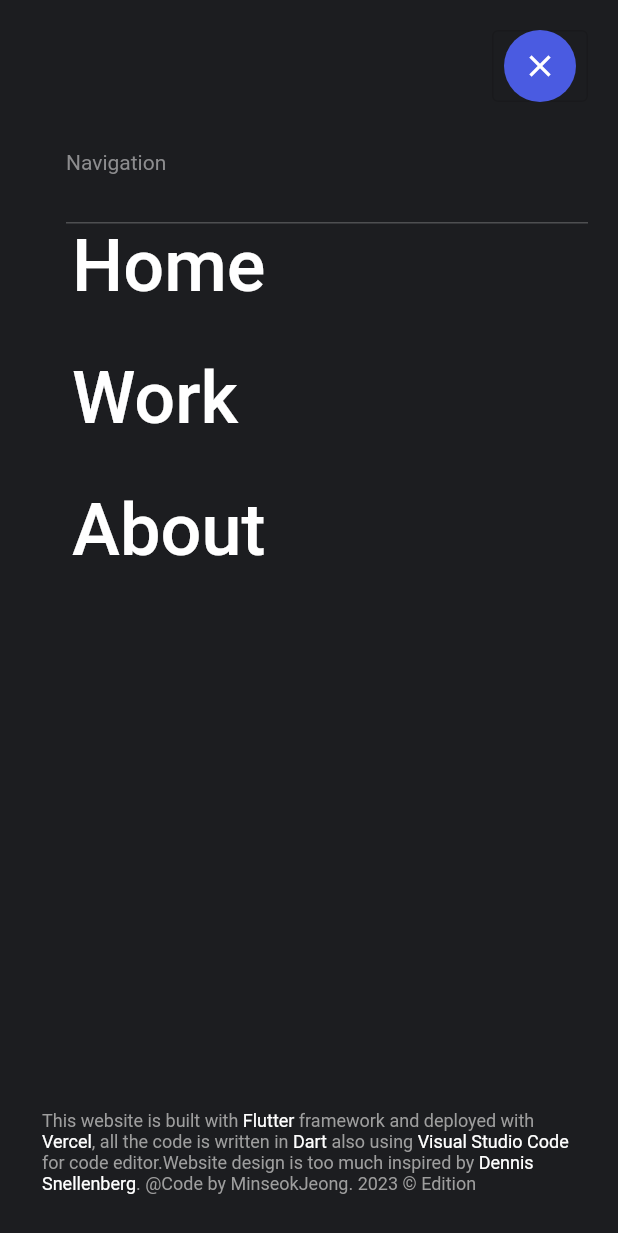
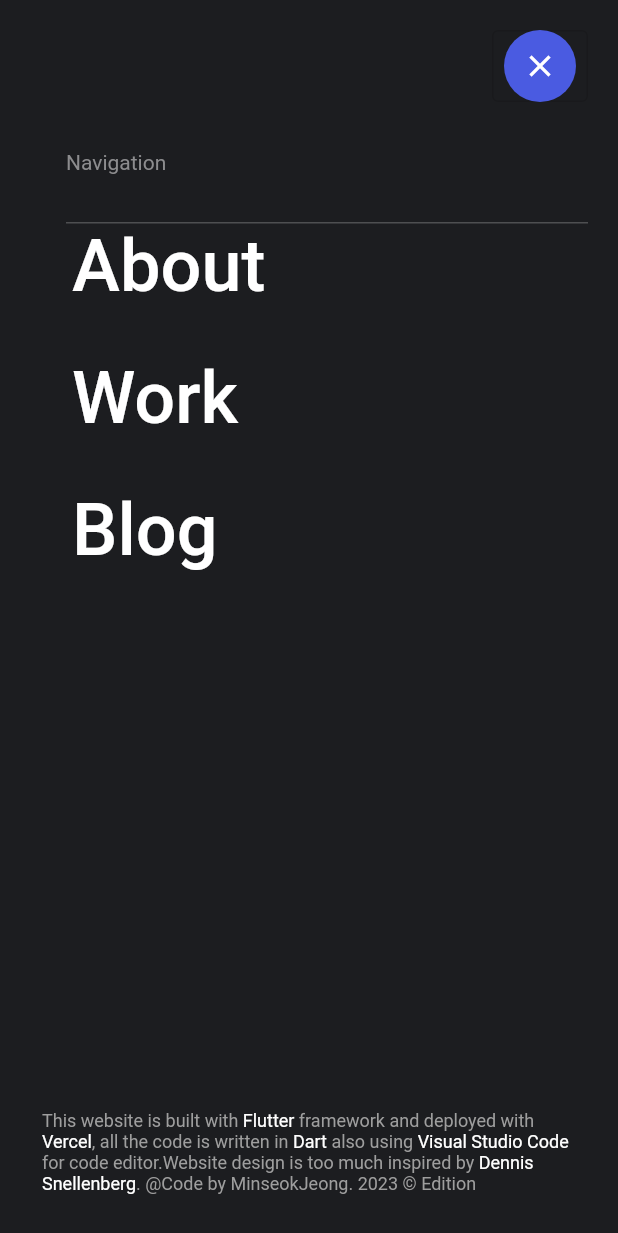
Before and after one commit to MinseokJeong/mj_personal_website, a Flutter app: the AboutPage screen opened directly, after a tap on the "menu" icon, on a phone screen of 412 x 824 dp. Shown: the top 1233 px of the screen. Run offline on Flutter 3.47's test engine with Material 2 defaults, Android fonts, the phone set to English and light mode, and no system bars; our stand-ins replace auto_size_text, flutter_svg, hexcolor; Roboto replaces fonts that are missing (MaruBuri).

Commit message:
Remove home button, and the add the blog menu button in top header and menu page.

```diff
--- a/lib/page/about_page.dart
+++ b/lib/page/about_page.dart
@@ -584,26 +584,6 @@ class _AboutPageState extends State<AboutPage>
                 size: 30,
               ),
             ),
-            const SizedBox(
-              width: 16,
-            ),
-            TextButton(
-              onPressed: () {
-                if (_blogSpotUrl.isNotEmpty) {
-                  launchUrlString(_blogSpotUrl);
-                }
-              },
-              style: TextButton.styleFrom(
-                padding: EdgeInsets.zero,
-                minimumSize: Size.zero,
-              ),
-              child: SvgPicture.asset(
-                'assets/blogspot_icon.svg',
-                color: iconColor,
-                width: 30,
-                height: 30,
-              ),
-            ),
           ],
         ),
       ],
--- a/lib/page/menu_page.dart
+++ b/lib/page/menu_page.dart
@@ -1,5 +1,6 @@
 import 'package:flutter/material.dart';
 import 'package:mj_portfolio_web/widget/footer_widget.dart';
+import 'package:url_launcher/url_launcher_string.dart';
 import '../model/route_name.dart' as rn;
 
 class MenuPage extends StatelessWidget {
@@ -67,10 +68,10 @@ class MenuPage extends StatelessWidget {
               ),
             ),
             _CustomRowTextButton(
-              text: 'Home',
+              text: 'About',
               onPressed: () {
                 Navigator.pushNamedAndRemoveUntil(
-                    context, rn.homePage, (_) => false);
+                    context, rn.aboutPage, (_) => false);
               },
             ),
             const SizedBox(
@@ -87,10 +88,9 @@ class MenuPage extends StatelessWidget {
               height: 32,
             ),
             _CustomRowTextButton(
-              text: 'About',
+              text: 'Blog',
               onPressed: () {
-                Navigator.pushNamedAndRemoveUntil(
-                    context, rn.aboutPage, (_) => false);
+                launchUrlString('https://minseokjeong.github.io');
               },
             ),
             const Expanded(child: SizedBox.shrink()),
@@ -106,8 +106,7 @@ class MenuPage extends StatelessWidget {
 }
 
 class _CustomRowTextButton extends StatefulWidget {
-  _CustomRowTextButton(
-      {required this.text, required this.onPressed});
+  _CustomRowTextButton({required this.text, required this.onPressed});
 
   void Function() onPressed;
   String text;
--- a/lib/page/splash_page.dart
+++ b/lib/page/splash_page.dart
@@ -146,7 +146,7 @@ class _SplashPageState extends State<SplashPage> with TickerProviderStateMixin {
 
                       return SvgPicture.asset(
                         currentHelloTextSvgFilePath,
-                        height: max(windowSize.width * 0.06, 24),
+                        height: max(windowSize.width * 0.06, 24.0),
                         fit: BoxFit.fitHeight,
                       );
                     },
--- a/lib/widget/top_header_widget.dart
+++ b/lib/widget/top_header_widget.dart
@@ -4,6 +4,7 @@ import 'package:mj_portfolio_web/page/menu_page.dart';
 import 'package:mj_portfolio_web/util/screen_size.dart';
 import 'package:mj_portfolio_web/util/screen_type_extension.dart';
 import 'package:mj_portfolio_web/widget/code_by_minseok_widget.dart';
+import 'package:url_launcher/url_launcher_string.dart';
 import 'interaction_menu_button_widget.dart';
 import '../model/route_name.dart' as rn;
 
@@ -36,12 +37,12 @@ class TopHeaderWidget extends StatelessWidget {
           const Spacer(),
           if (isScreenSizeSmallerThanTablet) ...[
             InteractionMenuButtonWidget(
-              text: 'Home',
+              text: 'About',
               onPressed: () {
-                Navigator.pushNamed(context, rn.homePage);
+                Navigator.pushNamed(context, rn.aboutPage);
               },
               textColor: textColor,
-              selected: (currentRoutePageName == rn.homePage) ? true : false,
+              selected: (currentRoutePageName == rn.aboutPage) ? true : false,
             ),
             InteractionMenuButtonWidget(
               text: 'Work',
@@ -53,12 +54,12 @@ class TopHeaderWidget extends StatelessWidget {
               selected: (currentRoutePageName == rn.workPage) ? true : false,
             ),
             InteractionMenuButtonWidget(
-              text: 'About',
+              text: 'Blog',
               onPressed: () {
-                Navigator.pushNamed(context, rn.aboutPage);
+                launchUrlString('https://minseokjeong.github.io');
               },
               textColor: textColor,
-              selected: (currentRoutePageName == rn.aboutPage) ? true : false,
+              selected: false,
             ),
           ],
           if (!isScreenSizeSmallerThanTablet)
@@ -75,7 +76,8 @@ class TopHeaderWidget extends StatelessWidget {
                 Icons.menu,
                 color: textColor,
                 size: 24,
-                )),
+              ),
+            ),
         ],
       ),
     );
```
Lines whose indentation alone changed are shown as unchanged.
